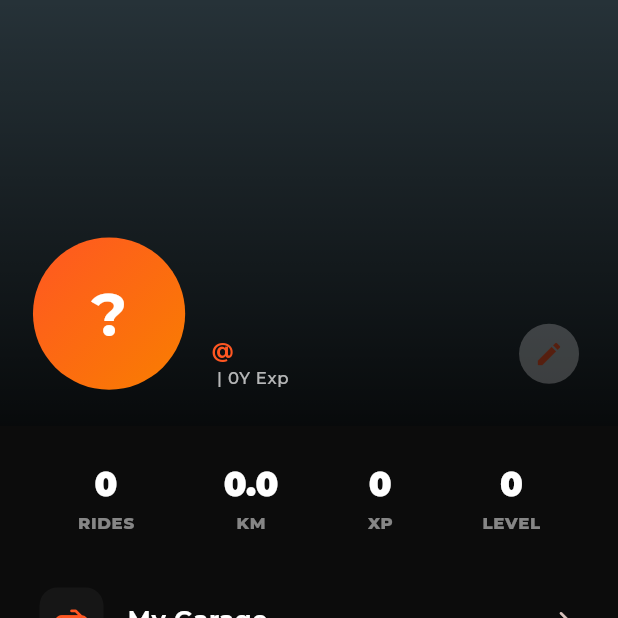
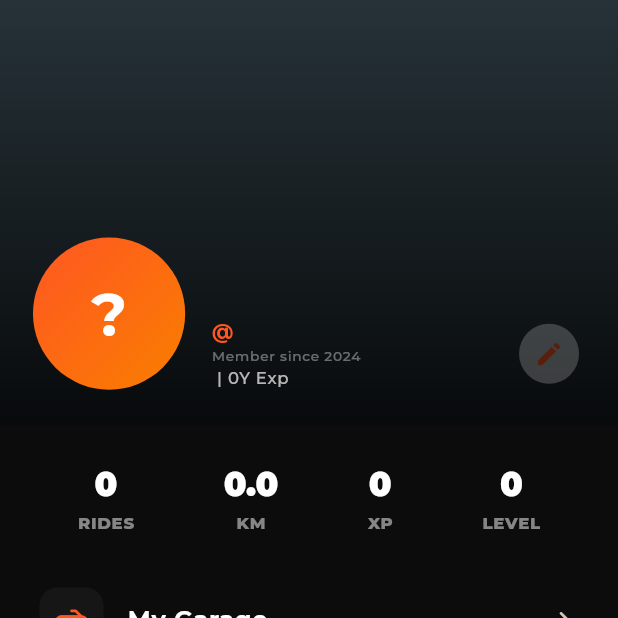
Before and after one commit to abhishekgupta2211/SyncUp, a Flutter app: the screen it shows once a user with an empty profile is signed in, swiped to page 5, on a phone screen of 412 x 824 dp, the top half of it. Run offline on Flutter 3.47's test engine with Material 3 defaults, Android fonts, the phone set to English and light mode, and no system bars; our stand-ins replace cached_network_image, emoji_picker_flutter, firebase_core, firebase_messaging, flutter_animate, flutter_dotenv and 11 more; missing offline and left inert: record, zego_uikit, zego_uikit_prebuilt_call, zego_uikit_signaling_plugin; accounts and stored records are empty; network calls fail.

Commit message:
Feature 26: Display Join Date on Profile Header Co-authored-by: Abhishek Arvind <abhishekarvind9369@gmail.com>

```diff
--- a/lib/features/profile/presentation/pages/profile_page.dart
+++ b/lib/features/profile/presentation/pages/profile_page.dart
@@ -84,6 +84,10 @@ class ProfilePage extends StatelessWidget {
                                   color: theme.colorScheme.primary,
                                   fontWeight: FontWeight.w700,
                                 ),
+                              ),
+                              Text(
+                                'Member since 2024',
+                                style: theme.textTheme.labelSmall?.copyWith(color: Colors.white38, fontSize: 9.sp),
                               ),
                               if (profile?.ridingStyle != null)
                                 Text(
```
